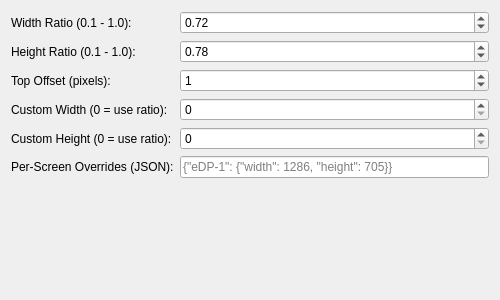
Before: the Qt Designer form contents/ui/config.ui in gkowal/kitty-dropdown-plasma, drawn with Qt 5.
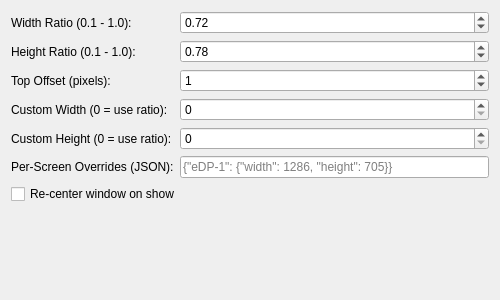
After: the same form once the commit is applied.

Commit message: feat: add recenter-on-show config option

Patch:
```diff
--- a/contents/ui/config.ui
+++ b/contents/ui/config.ui
@@ -125,6 +125,13 @@
      </property>
     </widget>
    </item>
+   <item row="6" column="0" colspan="2">
+    <widget class="QCheckBox" name="kcfg_recenterOnShow">
+     <property name="text">
+      <string>Re-center window on show</string>
+     </property>
+    </widget>
+   </item>
   </layout>
  </widget>
  <resources/>
```
The commit also changes 3 other files.
